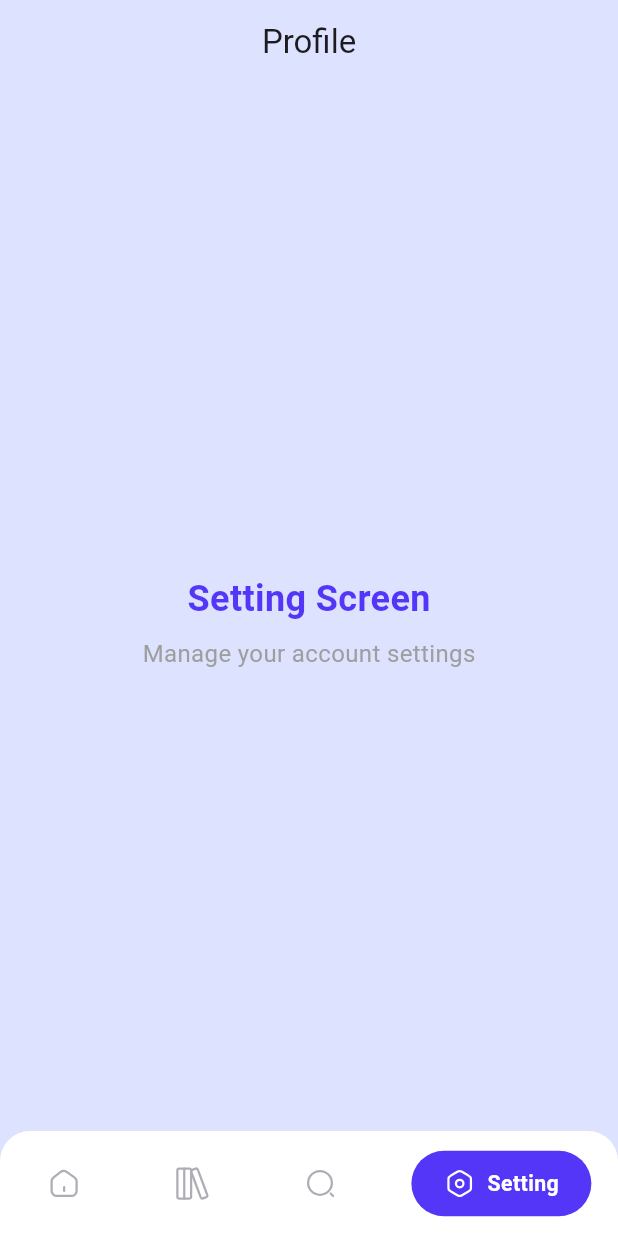
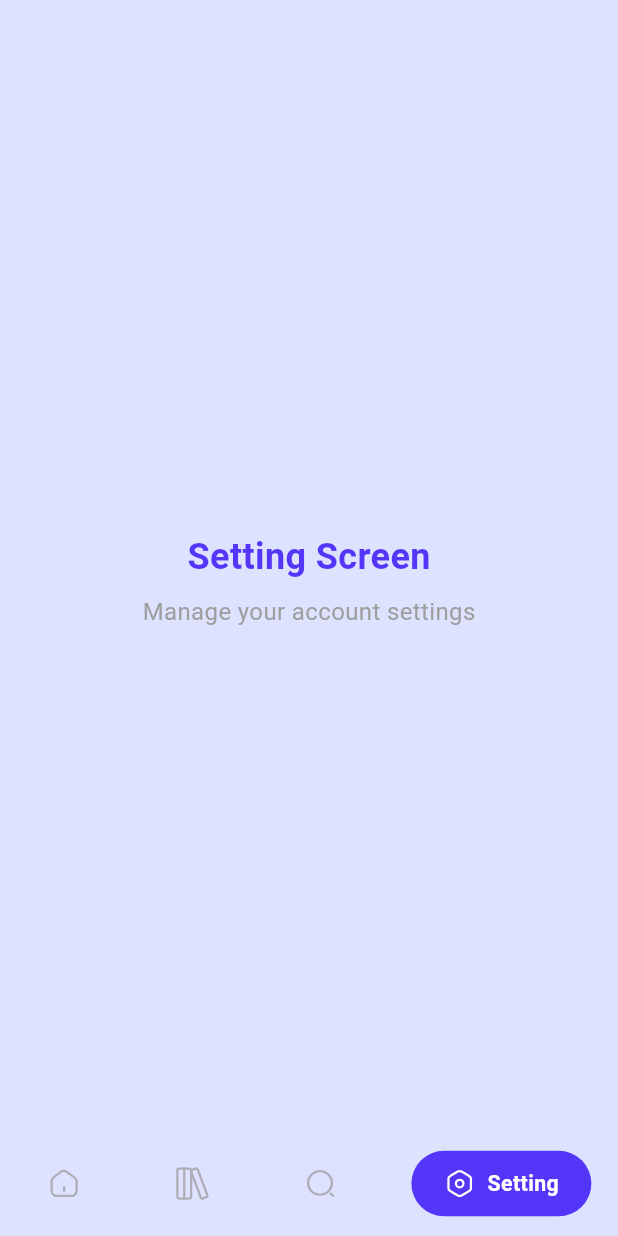
Before and after one commit to rashaNAlaswad/anime_app, a Flutter app: the screen it shows after launch, item 4 of the bottom bar chosen, on a phone screen of 412 x 824 dp. Run offline on Flutter 3.47's test engine with Material 3 defaults, Android fonts, the phone set to English and light mode, and no system bars; drawn by our look-alikes of persistent_bottom_nav_bar; our stand-ins replace flutter_screenutil, flutter_svg.

Commit message:
Update navigation and profile/search screens to use consistent background color and remove app bar titles

```diff
--- a/lib/features/navigations/navigation_screen.dart
+++ b/lib/features/navigations/navigation_screen.dart
@@ -38,11 +38,11 @@ class _NavigationScreenState extends State<NavigationScreen> {
       stateManagement: true,
       hideNavigationBarWhenKeyboardAppears: true,
       navBarHeight: 70,
-      backgroundColor: Colors.white,
+      backgroundColor: AppColors.scafoldBackground,
       navBarStyle: NavBarStyle.style7,
       decoration: NavBarDecoration(
         borderRadius: BorderRadius.circular(20),
-        colorBehindNavBar: Colors.white,
+        colorBehindNavBar: AppColors.scafoldBackground,
       ),
     );
   }
--- a/lib/features/profile/presentation/screens/setting_screen.dart
+++ b/lib/features/profile/presentation/screens/setting_screen.dart
@@ -8,7 +8,6 @@ class SettingScreen extends StatelessWidget {
   @override
   Widget build(BuildContext context) {
     return Scaffold(
-      appBar: AppBar(title: const Text('Profile')),
       body: const Center(
         child: Column(
           mainAxisAlignment: MainAxisAlignment.center,
--- a/lib/features/search/presentation/screens/search_screen.dart
+++ b/lib/features/search/presentation/screens/search_screen.dart
@@ -8,7 +8,6 @@ class SearchScreen extends StatelessWidget {
   @override
   Widget build(BuildContext context) {
     return Scaffold(
-      appBar: AppBar(title: const Text('Search')),
       body: const Center(
         child: Column(
           mainAxisAlignment: MainAxisAlignment.center,
```
